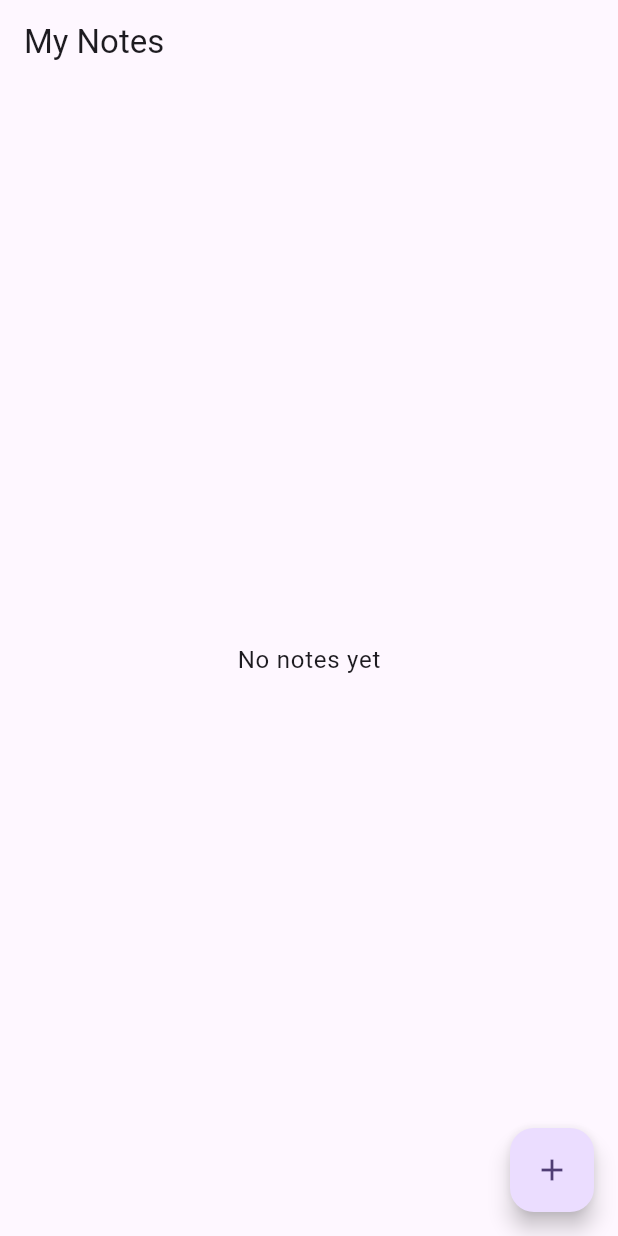
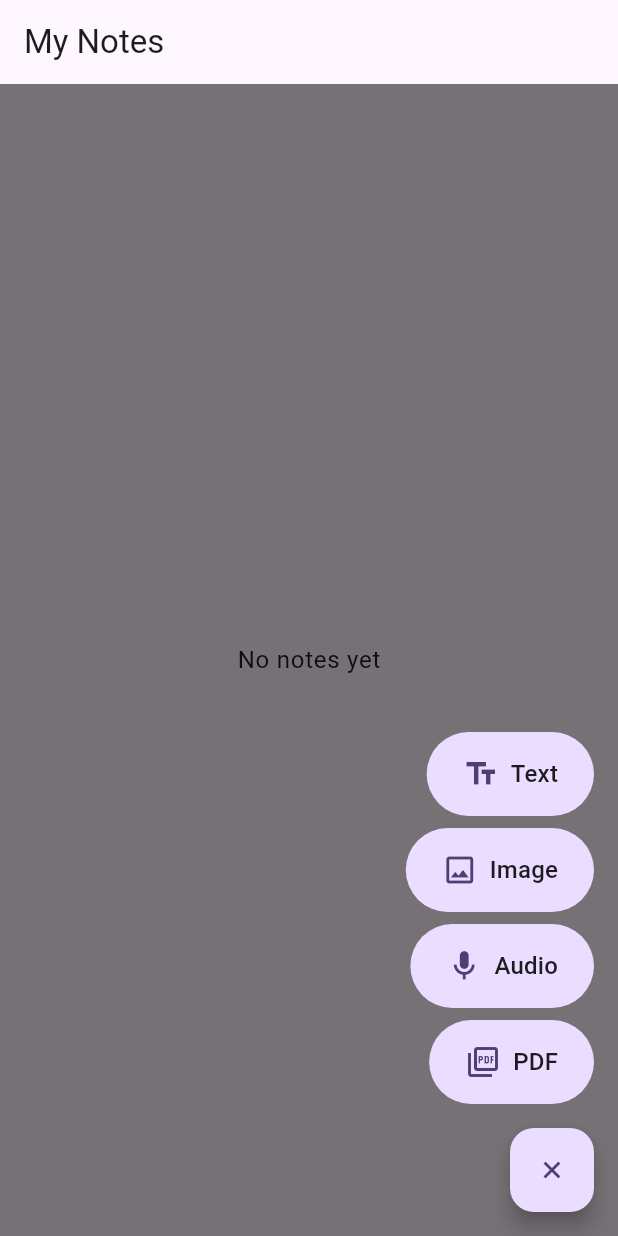
Before and after one commit to alexaniko88/my-notes, a Flutter app: the screen it shows after launch, after a tap on the "add" icon, on a phone screen of 412 x 824 dp. Run offline on Flutter 3.47's test engine with Material 3 defaults, Android fonts, the phone set to English and light mode, and no system bars; our stand-ins replace equatable, flutter_riverpod, gap, go_router, riverpod_annotation; generated files the repository leaves out were written again.

Commit message:
feat(home): implement FAB speed dial with staggered animation
FabNotes widget owns the speed dial lifecycle: AnimationController,
scrim overlay, and staggered per-item CurvedAnimation via Interval.
Self-contained Stack in the body so scrim can cover the full screen
without conflicting with the Scaffold FAB slot.

```diff
--- a/lib/presentation/screens/home_screen.dart
+++ b/lib/presentation/screens/home_screen.dart
@@ -1,28 +1,45 @@
 import 'package:flutter/material.dart';
-import 'package:my_notes/gen/app_localizations.dart';
+import 'package:my_notes/presentation/widgets/home/fab_notes.dart';
+import 'package:my_notes/shared/extensions/build_context_extensions.dart';
 
 class HomeScreen extends StatelessWidget {
   const HomeScreen({super.key});
 
   @override
   Widget build(BuildContext context) {
-    final l10n = AppLocalizations.of(context)!;
+    final l10n = context.l10n;
+    final options = [
+      (Icons.text_fields, l10n.fabOptionText),
+      (Icons.image_outlined, l10n.fabOptionImage),
+      (Icons.mic_outlined, l10n.fabOptionAudio),
+      (Icons.picture_as_pdf_outlined, l10n.fabOptionPdf),
+    ];
 
     return Scaffold(
-      appBar: AppBar(
-        title: Text(l10n.appTitle),
-      ),
-      body: Center(
-        child: Text(
-          l10n.notesEmptyState,
-          style: Theme.of(context).textTheme.bodyLarge,
-        ),
-      ),
-      floatingActionButton: FloatingActionButton(
-        onPressed: () {},
-        tooltip: l10n.addNote,
-        child: const Icon(Icons.add),
+      appBar: AppBar(title: Text(l10n.appTitle)),
+      body: Stack(
+        children: [
+          _NotesBody(emptyLabel: l10n.notesEmptyState),
+          FabNotes(options: options),
+        ],
       ),
     );
   }
 }
+
+class _NotesBody extends StatelessWidget {
+  const _NotesBody({required this.emptyLabel});
+
+  final String emptyLabel;
+
+  @override
+  Widget build(BuildContext context) {
+    final theme = Theme.of(context);
+    return Center(
+      child: Text(
+        emptyLabel,
+        style: theme.textTheme.bodyLarge,
+      ),
+    );
+  }
+}
--- /dev/null
+++ b/lib/presentation/widgets/home/fab_notes.dart
@@ -0,0 +1,145 @@
+import 'package:flutter/material.dart';
+import 'package:my_notes/presentation/widgets/home/fab_option_item.dart';
+import 'package:my_notes/shared/extensions/build_context_extensions.dart';
+
+class FabNotes extends StatefulWidget {
+  final List<(IconData, String)> options;
+
+  const FabNotes({super.key, required this.options});
+
+  @override
+  State<FabNotes> createState() => _FabNotesState();
+}
+
+class _FabNotesState extends State<FabNotes> with SingleTickerProviderStateMixin {
+  static const _toggleDuration = Duration(milliseconds: 250);
+
+  final _fabSize = 56.0;
+  late final AnimationController _controller;
+  bool _isOpen = false;
+
+  @override
+  void initState() {
+    super.initState();
+    _controller = AnimationController(duration: _toggleDuration, vsync: this);
+  }
+
+  @override
+  void dispose() {
+    _controller.dispose();
+    super.dispose();
+  }
+
+  void _toggle() {
+    setState(() => _isOpen = !_isOpen);
+    _isOpen ? _controller.forward() : _controller.reverse();
+  }
+
+  @override
+  Widget build(BuildContext context) {
+    final spacing = context.dimensions.spacing;
+    final fabBottom = spacing.md;
+    final optionsBottom = fabBottom + _fabSize + spacing.sm;
+
+    return Stack(
+      children: [
+        _FabScrim(isOpen: _isOpen, onTap: _toggle),
+        _FabSpeedDialOptions(
+          isOpen: _isOpen,
+          controller: _controller,
+          options: widget.options,
+          bottom: optionsBottom,
+        ),
+        Positioned(
+          right: spacing.md,
+          bottom: fabBottom,
+          child: FloatingActionButton(
+            onPressed: _toggle,
+            tooltip: context.l10n.addNote,
+            child: AnimatedRotation(
+              turns: _isOpen ? 0.125 : 0.0,
+              duration: _toggleDuration,
+              child: const Icon(Icons.add),
+            ),
+          ),
+        ),
+      ],
+    );
+  }
+}
+
+class _FabScrim extends StatelessWidget {
+  static const _duration = Duration(milliseconds: 200);
+
+  final bool isOpen;
+  final VoidCallback onTap;
+
+  const _FabScrim({required this.isOpen, required this.onTap});
+
+  @override
+  Widget build(BuildContext context) {
+    return Positioned.fill(
+      child: IgnorePointer(
+        ignoring: !isOpen,
+        child: AnimatedOpacity(
+          opacity: isOpen ? 1.0 : 0.0,
+          duration: _duration,
+          child: GestureDetector(
+            onTap: onTap,
+            child: const ColoredBox(color: Colors.black54),
+          ),
+        ),
+      ),
+    );
+  }
+}
+
+class _FabSpeedDialOptions extends StatelessWidget {
+  final bool isOpen;
+  final AnimationController controller;
+  final List<(IconData, String)> options;
+  final double bottom;
+
+  const _FabSpeedDialOptions({
+    required this.isOpen,
+    required this.controller,
+    required this.options,
+    required this.bottom,
+  });
+
+  Animation<double> _itemAnimation(int index) {
+    final reversedIndex = (options.length - 1) - index;
+    final start = reversedIndex * 0.1;
+    final end = (start + 0.6).clamp(0.0, 1.0);
+    return CurvedAnimation(
+      parent: controller,
+      curve: Interval(start, end, curve: Curves.easeOut),
+    );
+  }
+
+  @override
+  Widget build(BuildContext context) {
+    final spacing = context.dimensions.spacing;
+    return Positioned(
+      right: spacing.md,
+      bottom: bottom,
+      child: IgnorePointer(
+        ignoring: !isOpen,
+        child: Column(
+          crossAxisAlignment: CrossAxisAlignment.end,
+          mainAxisSize: MainAxisSize.min,
+          children: List.generate(options.length, (i) {
+            return Padding(
+              padding: EdgeInsets.only(bottom: spacing.sm),
+              child: FabOptionItem(
+                icon: options[i].$1,
+                label: options[i].$2,
+                animation: _itemAnimation(i),
+              ),
+            );
+          }),
+        ),
+      ),
+    );
+  }
+}
--- /dev/null
+++ b/lib/presentation/widgets/home/fab_option_item.dart
@@ -0,0 +1,53 @@
+import 'package:flutter/material.dart';
+import 'package:gap/gap.dart';
+import 'package:my_notes/shared/extensions/build_context_extensions.dart';
+
+class FabOptionItem extends StatelessWidget {
+  final IconData icon;
+  final String label;
+  final Animation<double> animation;
+  final VoidCallback? onPressed;
+
+  const FabOptionItem({
+    super.key,
+    required this.icon,
+    required this.label,
+    required this.animation,
+    this.onPressed,
+  });
+
+  @override
+  Widget build(BuildContext context) {
+    final theme = Theme.of(context);
+    final dimensions = context.dimensions;
+    return FadeTransition(
+      opacity: animation,
+      child: SlideTransition(
+        position: Tween<Offset>(
+          begin: const Offset(0, 0.5),
+          end: Offset.zero,
+        ).animate(animation),
+        child: FilledButton(
+          onPressed: onPressed ?? () {},
+          style: FilledButton.styleFrom(
+            backgroundColor: theme.colorScheme.primaryContainer,
+            foregroundColor: theme.colorScheme.onPrimaryContainer,
+            shape: const StadiumBorder(),
+            padding: EdgeInsets.symmetric(
+              horizontal: dimensions.spacing.lg,
+              vertical: dimensions.spacing.md,
+            ),
+          ),
+          child: Row(
+            mainAxisSize: MainAxisSize.min,
+            children: [
+              Icon(icon, size: dimensions.iconSize.md),
+              Gap(dimensions.spacing.sm),
+              Text(label, style: theme.textTheme.titleMedium),
+            ],
+          ),
+        ),
+      ),
+    );
+  }
+}
```
